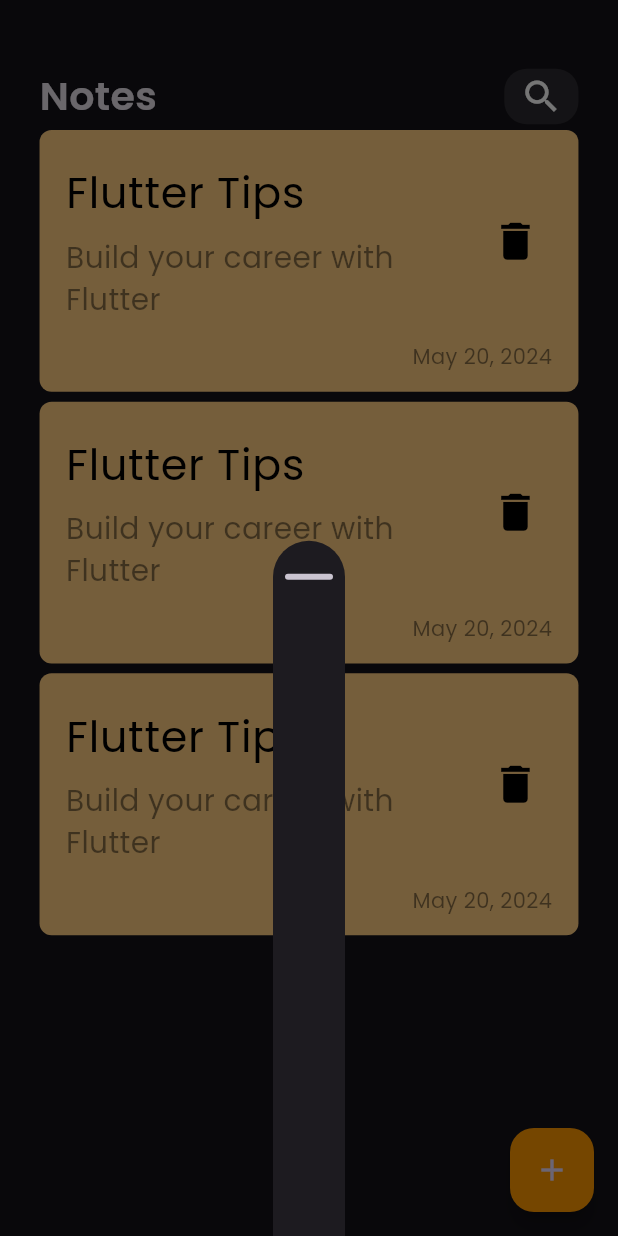
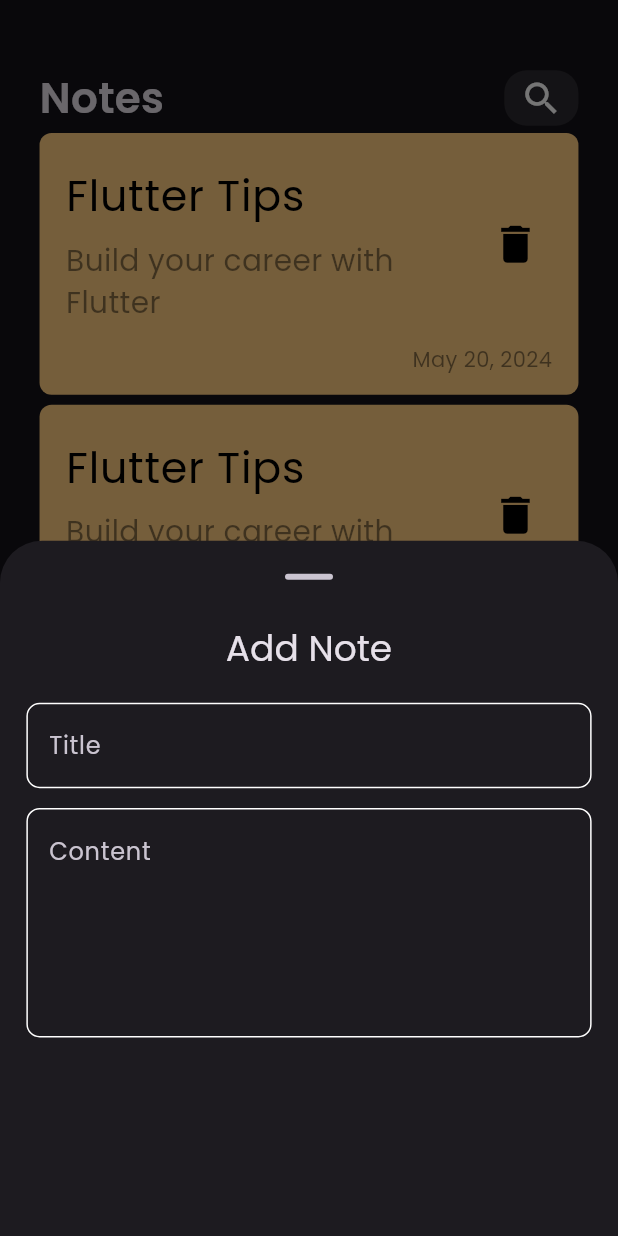
Before and after one commit to mohamedali015/Notes-App, a Flutter app: the screen it shows after launch, after a tap on the "add" icon, on a phone screen of 412 x 824 dp. Run offline on Flutter 3.47's test engine with Material 3 defaults, Android fonts, the phone set to English and light mode, and no system bars.

Commit message:
add fields to note bottom sheet

```diff
--- a/lib/core/shared_widgets/custom_app_bar.dart
+++ b/lib/core/shared_widgets/custom_app_bar.dart
@@ -1,7 +1,5 @@
 import 'package:flutter/material.dart';
 import 'package:notes/core/utils/app_strings.dart';
-import 'package:notes/core/utils/app_text_styles.dart';
-
 import 'custom_icons.dart';
 
 class CustomAppBar extends StatelessWidget {
@@ -13,7 +11,11 @@
       children: [
         Text(
           AppStrings.notes,
-          style: AppTextStyles.SemiBold_W600_24(context),
+          style: TextStyle(
+            fontSize: 28,
+            fontWeight: FontWeight.bold,
+            color: Theme.of(context).textTheme.bodyLarge!.color,
+          ),
         ),
         const Spacer(),
         CustomIcon(
--- a/lib/core/utils/app_strings.dart
+++ b/lib/core/utils/app_strings.dart
@@ -3,4 +3,6 @@
   static const String notes = 'Notes';
   static const String addNote = 'Add Note';
   static const String editNote = 'Edit Note';
+  static const String title = 'Title';
+  static const String content = 'Content';
 }
--- a/lib/core/utils/app_text_styles.dart
+++ /dev/null
@@ -1,21 +0,0 @@
-import 'package:flutter/material.dart';
-
-import '../helper/my_responsive.dart';
-import 'app_colors.dart';
-
-abstract class AppTextStyles {
-  static TextStyle Regular_W400_14(BuildContext context) => TextStyle(
-        fontSize: MyResponsive.fontSize(context, value: 14),
-        fontWeight: FontWeight.w400,
-      );
-
-  static TextStyle Medium_W500_16(BuildContext context) => TextStyle(
-        fontSize: MyResponsive.fontSize(context, value: 16),
-        fontWeight: FontWeight.w500,
-      );
-
-  static TextStyle SemiBold_W600_24(BuildContext context) => TextStyle(
-        fontSize: MyResponsive.fontSize(context, value: 24),
-        fontWeight: FontWeight.w600,
-      );
-}
--- a/lib/features/add_note/view/add_note_bottom_sheet.dart
+++ b/lib/features/add_note/view/add_note_bottom_sheet.dart
@@ -1,8 +1,15 @@
 import 'package:flutter/material.dart';
 import 'package:notes/core/helper/my_responsive.dart';
+import 'package:notes/core/shared_widgets/app_text_field.dart';
+
+import '../../../core/utils/app_strings.dart';
 
 class AddNoteBottomSheet extends StatelessWidget {
   const AddNoteBottomSheet({super.key});
+
+  static final TextEditingController titleController = TextEditingController();
+  static final TextEditingController contentController =
+      TextEditingController();
 
   @override
   Widget build(BuildContext context) {
@@ -10,7 +17,23 @@
       padding:
           MyResponsive.paddingSymmetric(context, horizontal: 16, vertical: 10),
       child: Column(
-        children: [],
+        children: [
+          Text(
+            AppStrings.addNote,
+            style: Theme.of(context).textTheme.headlineSmall,
+          ),
+          SizedBox(height: MyResponsive.height(context, value: 24)),
+          AppTextField(
+            hint: AppStrings.title,
+            controller: titleController,
+          ),
+          SizedBox(height: MyResponsive.height(context, value: 16)),
+          AppTextField(
+            hint: AppStrings.content,
+            controller: contentController,
+            maxLines: 5,
+          ),
+        ],
       ),
     );
   }
--- a/lib/main.dart
+++ b/lib/main.dart
@@ -1,6 +1,7 @@
 import 'package:flutter/material.dart';
 import 'package:notes/features/home/view/notes_view.dart';
 
+import 'core/utils/app_strings.dart';
 import 'core/utils/app_theme.dart';
 
 void main() {
@@ -14,7 +15,7 @@
   Widget build(BuildContext context) {
     return MaterialApp(
       debugShowCheckedModeBanner: false,
-      title: 'Notes App',
+      title: AppStrings.appName,
       theme: AppTheme.mainTheme,
       home: NotesView(),
     );
```
Also changed, not shown: lib/core/shared_widgets/app_text_field.dart (+13 -56 lines).
